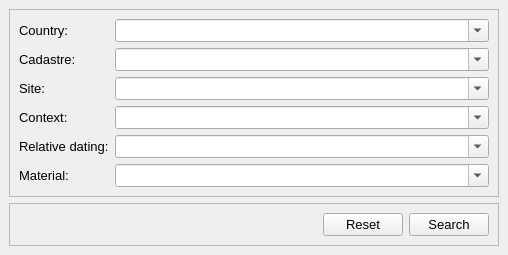
Before: the Qt Designer form commander/plugins/C14SearchMembers/ui/View.ui in demjanp/deposit, drawn with Qt 5.
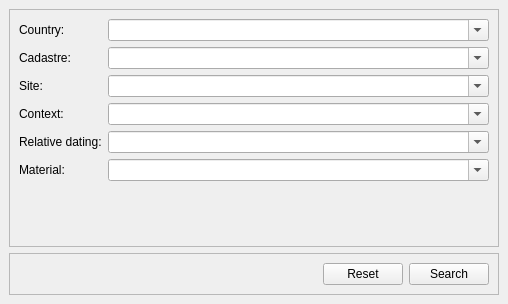
After: the same form once the commit is applied.

Diff of the .ui file:
```diff
--- a/commander/plugins/C14SearchMembers/ui/View.ui
+++ b/commander/plugins/C14SearchMembers/ui/View.ui
@@ -7,16 +7,13 @@
     <x>0</x>
     <y>0</y>
     <width>508</width>
-    <height>250</height>
+    <height>304</height>
    </rect>
   </property>
   <property name="windowTitle">
    <string>MainWindow</string>
   </property>
   <widget class="QWidget" name="centralwidget">
-   <property name="styleSheet">
-    <string notr="true">font-size: 10pt;</string>
-   </property>
    <layout class="QVBoxLayout" name="verticalLayout">
     <item>
      <widget class="QFrame" name="formFrame">
```
